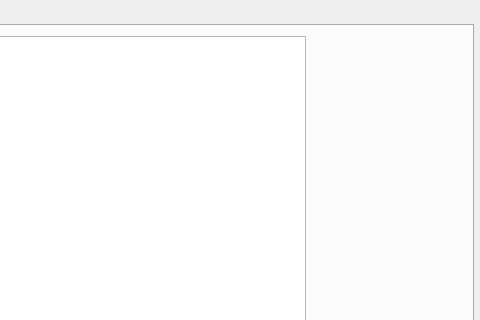
Qt form mainwindow.ui (Near8954/library_system) before a commit; both pictures show x 857 to 1337 and y 0 to 320 of the 1337 by 705 pixel window.
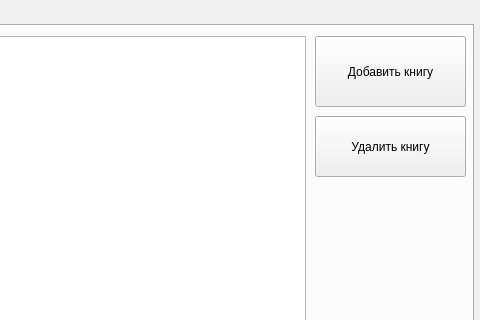
The same form after that commit. The open tabs and pages were chosen to show the change.

```diff
--- a/mainwindow.ui
+++ b/mainwindow.ui
@@ -109,6 +109,32 @@
        </rect>
       </property>
      </widget>
+     <widget class="QPushButton" name="pushButton_4">
+      <property name="geometry">
+       <rect>
+        <x>1170</x>
+        <y>10</y>
+        <width>151</width>
+        <height>71</height>
+       </rect>
+      </property>
+      <property name="text">
+       <string>Добавить книгу</string>
+      </property>
+     </widget>
+     <widget class="QPushButton" name="pushButton_5">
+      <property name="geometry">
+       <rect>
+        <x>1170</x>
+        <y>90</y>
+        <width>151</width>
+        <height>61</height>
+       </rect>
+      </property>
+      <property name="text">
+       <string>Удалить книгу</string>
+      </property>
+     </widget>
     </widget>
    </widget>
   </widget>
```
Left out of the diff: 2 changed lines with no effect on the pictures.
